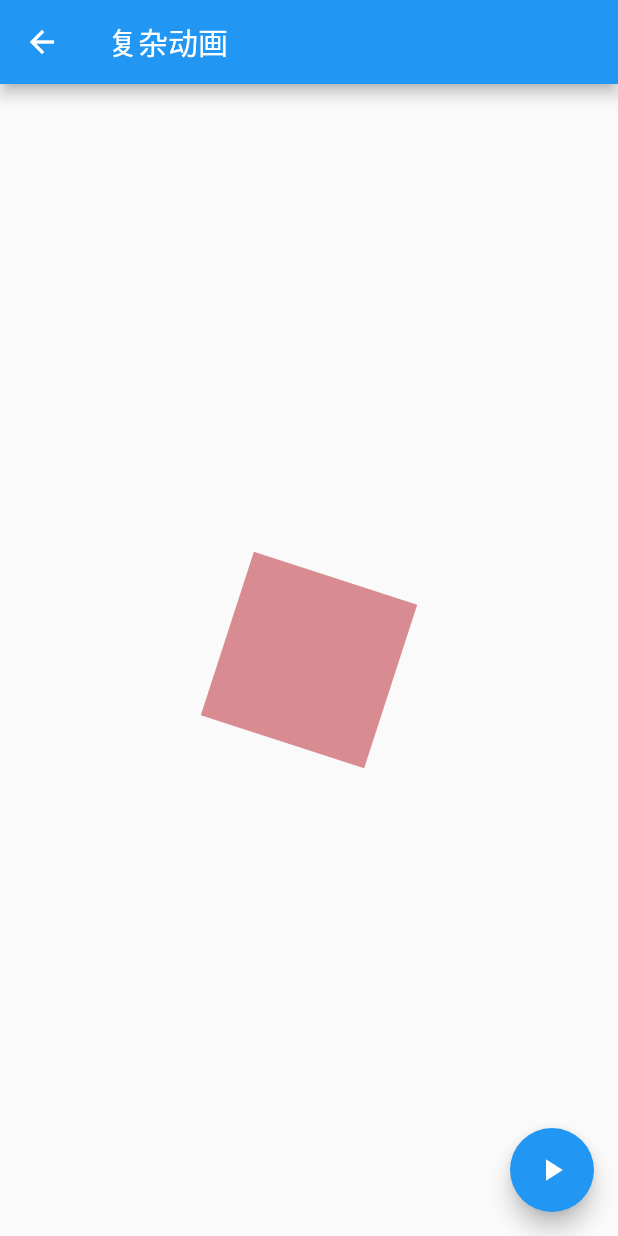
After one commit to ShengkunZhang/GetXDemo, a Flutter app: the InterleavedAnimationPage screen opened by its route, after a tap on the "play arrow" icon, on a phone screen of 412 x 824 dp. The commit adds this screen. Run offline on Flutter 3.47's test engine with Material 2 defaults, Android fonts, the phone set to English and light mode, and no system bars; our stand-ins replace get.

Commit message:
增加一个交织动画例子 (几个动画集合一起)

```diff
--- /dev/null
+++ b/lib/animation/Interleaved_animation.dart
@@ -0,0 +1,119 @@
+import 'dart:math';
+import 'package:flutter/material.dart';
+
+class InterleavedAnimationPage extends StatefulWidget {
+  const InterleavedAnimationPage({Key? key}) : super(key: key);
+
+  @override
+  _InterleavedAnimationPageState createState() =>
+      _InterleavedAnimationPageState();
+}
+
+class _InterleavedAnimationPageState extends State<InterleavedAnimationPage>
+    with SingleTickerProviderStateMixin {
+  // 创建AnimationController
+  late AnimationController _controller;
+  late Animation _animation;
+
+  late Animation _sizeAnim;
+  late Animation _colorAnim;
+  late Animation _opacityAnim;
+  late Animation _radiansAnim;
+
+  @override
+  void initState() {
+    super.initState();
+
+    // 1.创建AnimationController
+    _controller =
+        AnimationController(vsync: this, duration: const Duration(seconds: 2));
+
+    // 2.设置Curve的值
+    _animation = CurvedAnimation(parent: _controller, curve: Curves.linear);
+
+    // 3.Tween
+    // 3.1.创建size的tween
+    _sizeAnim = Tween(begin: 10.0, end: 200.0).animate(_controller);
+    // 3.2.创建color的tween
+    _colorAnim = ColorTween(begin: Colors.orange, end: Colors.purple)
+        .animate(_controller);
+    // 3.3.创建opacity的tween
+    _opacityAnim = Tween(begin: 0.3, end: 1.0).animate(_controller);
+    // 3.4.创建radians的tween
+    _radiansAnim = Tween(begin: 0.0, end: 2 * pi).animate(_controller);
+
+    // 监听动画的状态改变
+    _controller.addStatusListener((status) {
+      if (status == AnimationStatus.completed) {
+        _controller.reverse();
+      } else if (status == AnimationStatus.dismissed) {
+        _controller.forward();
+      }
+    });
+  }
+
+  void play() {
+    /// 动画的值如果是从 0 - 1
+    /// 动画最开始处于 dismissed 此时值是0 此时应该是向前执行动画 forward
+    /// 动画处于 completed 此时值是1 此时应该是反转执行动画 reverse
+    /// 动画处于 向前 与 反转 两个状态就会处于无线循环状态
+    if (_controller.isAnimating) {
+      // 如果在动画中则停止
+      _controller.stop();
+    } else if (_controller.status == AnimationStatus.forward) {
+      // 如果在停止状态且状态是向前，则继续向前
+      _controller.forward();
+    } else if (_controller.status == AnimationStatus.reverse) {
+      // 如果在停止状态且状态是反转，则继续反转
+      _controller.reverse();
+    } else if (_controller.status == AnimationStatus.completed) {
+      // 如果在停止状态且状态是完成状态，则反转
+      _controller.reverse();
+    } else if (_controller.status == AnimationStatus.dismissed) {
+      // 如果在停止状态且状态是初始状态，则向前
+      _controller.forward();
+    }
+  }
+
+  @override
+  Widget build(BuildContext context) {
+    /**
+     * 1.大小变化动画
+     * 2.颜色变化动画
+     * 3.透明度变化动画
+     */
+    return Scaffold(
+      appBar: AppBar(
+        title: const Text("复杂动画"),
+      ),
+      body: Center(
+          child: AnimatedBuilder(
+        animation: _controller,
+        builder: (ctx, child) {
+          return Opacity(
+            opacity: _opacityAnim.value,
+            child: Transform(
+              transform: Matrix4.rotationZ(_radiansAnim.value),
+              alignment: Alignment.center,
+              child: Container(
+                width: _sizeAnim.value,
+                height: _sizeAnim.value,
+                color: _colorAnim.value,
+              ),
+            ),
+          );
+        },
+      )),
+      floatingActionButton: FloatingActionButton(
+        child: const Icon(Icons.play_arrow),
+        onPressed: () => play(),
+      ),
+    );
+  }
+
+  @override
+  void dispose() {
+    _controller.dispose();
+    super.dispose();
+  }
+}
--- a/lib/home_page/home_logic.dart
+++ b/lib/home_page/home_logic.dart
@@ -44,4 +44,11 @@ class HomeLogic extends GetxController {
       info: {},
     );
   }
+
+  void gotoInterleavedAnimation() {
+    AppNavigator.startWithName(
+      named: AppRoutes.interleavedAnimation,
+      info: {},
+    );
+  }
 }
--- a/lib/home_page/home_view.dart
+++ b/lib/home_page/home_view.dart
@@ -36,6 +36,12 @@ class HomePage extends StatelessWidget {
               icon: const Icon(Icons.animation),
               label: const Text('去动画界面'),
             );
+          } else if (index == 3) {
+            return ElevatedButton.icon(
+              onPressed: () => logic.gotoInterleavedAnimation(),
+              icon: const Icon(Icons.animation),
+              label: const Text('去复杂动画界面'),
+            );
           }
           return Container();
         },
--- a/lib/routes/app_pages.dart
+++ b/lib/routes/app_pages.dart
@@ -1,4 +1,5 @@
 import 'package:get/get.dart';
+import 'package:getx_demo/animation/Interleaved_animation.dart';
 import 'package:getx_demo/animation/animation_binding.dart';
 import 'package:getx_demo/animation/animation_view.dart';
 import 'package:getx_demo/home_page/home_view.dart';
@@ -24,5 +25,9 @@ class AppPages {
       page: () => const AnimationPage(),
       binding: AnimationBinding(),
     ),
+    GetPage(
+      name: AppRoutes.interleavedAnimation,
+      page: () => const InterleavedAnimationPage(),
+    ),
   ];
 }
--- a/lib/routes/app_routes.dart
+++ b/lib/routes/app_routes.dart
@@ -4,6 +4,7 @@ abstract class AppRoutes {
   static const MAINVIEW = "/";
   static const DETAIL = '/detail';
   static const animation = '/animation';
+  static const interleavedAnimation = '/interleavedAnimation';
 }
 
 extension RoutesExtension on String {
```
